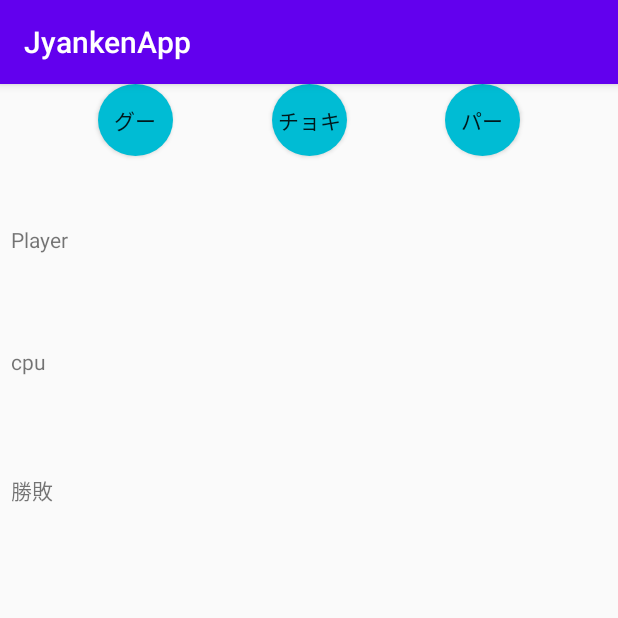
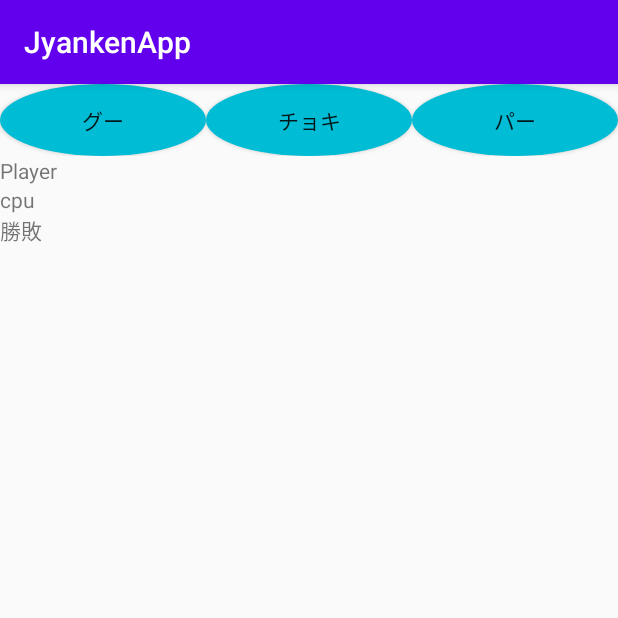
Before and after one commit to shinyama74/JyankenApp, an Android app: the screen it shows after launch (MainActivity), on a phone screen of 412 x 824 dp, the top half of it. Run offline under Robolectric (Android 15) with nearby library versions, the phone set to English and light mode, and no system bars.

Commit message:
jyankenApp save2

```diff
--- a/app/src/main/res/layout/activity_main.xml
+++ b/app/src/main/res/layout/activity_main.xml
@@ -6,69 +6,61 @@
     android:layout_height="match_parent"
     tools:context=".MainActivity">
 
-    <TextView
-        android:id="@+id/result"
-        android:layout_width="wrap_content"
-        android:layout_height="wrap_content"
-        android:layout_marginTop="65dp"
-        android:text="勝敗"
-        app:layout_constraintStart_toStartOf="@+id/cpu"
-        app:layout_constraintTop_toBottomOf="@+id/cpu" />
+    <LinearLayout
+        android:id="@+id/linearLayout"
+        android:layout_width="match_parent"
+        android:layout_height="match_parent"
+        android:orientation="vertical">
 
-    <TextView
-        android:id="@+id/cpu"
-        android:layout_width="wrap_content"
-        android:layout_height="wrap_content"
-        android:layout_marginTop="175dp"
-        android:text="cpu"
-        app:layout_constraintStart_toStartOf="@+id/Player"
-        app:layout_constraintTop_toTopOf="parent" />
+        <LinearLayout
+            android:layout_width="match_parent"
+            android:layout_height="wrap_content"
+            android:orientation="horizontal">
 
-    <TextView
-        android:id="@+id/Player"
-        android:layout_width="wrap_content"
-        android:layout_height="wrap_content"
-        android:layout_marginStart="7dp"
-        android:layout_marginTop="94dp"
-        android:layout_marginBottom="81dp"
-        android:text="Player"
-        app:layout_constraintBottom_toBottomOf="@+id/cpu"
-        app:layout_constraintStart_toStartOf="parent"
-        app:layout_constraintTop_toTopOf="parent" />
+            <Button
+                android:id="@+id/gooButton"
+                android:layout_width="0dp"
+                android:layout_height="wrap_content"
+                android:layout_weight="1"
+                android:background="@drawable/background_circle"
+                android:text="グー" />
 
-    <Button
-        android:id="@+id/paaButton"
-        android:layout_width="50dp"
-        android:layout_height="0dp"
-        android:background="@drawable/background_circle"
-        android:text="パー"
-        app:layout_constraintEnd_toEndOf="parent"
-        app:layout_constraintHorizontal_bias="0.5"
-        app:layout_constraintStart_toEndOf="@+id/chokiButton"
-        app:layout_constraintTop_toTopOf="parent" />
+            <Button
+                android:id="@+id/chokiButton"
+                android:layout_width="0dp"
+                android:layout_height="wrap_content"
+                android:layout_weight="1"
+                android:background="@drawable/background_circle"
+                android:text="チョキ" />
 
-    <Button
-        android:id="@+id/chokiButton"
-        android:layout_width="50dp"
-        android:layout_height="0dp"
-        android:background="@drawable/background_circle"
-        android:text="チョキ"
-        app:layout_constraintBottom_toBottomOf="@+id/paaButton"
-        app:layout_constraintEnd_toStartOf="@+id/paaButton"
-        app:layout_constraintHorizontal_bias="0.5"
-        app:layout_constraintStart_toEndOf="@+id/gooButton"
-        app:layout_constraintTop_toTopOf="parent" />
+            <Button
+                android:id="@+id/paaButton"
+                android:layout_width="0dp"
+                android:layout_height="wrap_content"
+                android:layout_weight="1"
+                android:background="@drawable/background_circle"
+                android:text="パー" />
 
-    <Button
-        android:id="@+id/gooButton"
-        android:layout_width="50dp"
-        android:layout_height="0dp"
-        android:background="@drawable/background_circle"
-        android:text="グー"
-        app:layout_constraintBottom_toBottomOf="@+id/chokiButton"
-        app:layout_constraintEnd_toStartOf="@+id/chokiButton"
-        app:layout_constraintHorizontal_bias="0.5"
-        app:layout_constraintStart_toStartOf="parent"
-        app:layout_constraintTop_toTopOf="parent" />
+        </LinearLayout>
+
+        <TextView
+            android:id="@+id/Player"
+            android:layout_width="match_parent"
+            android:layout_height="wrap_content"
+            android:text="Player" />
+
+        <TextView
+            android:id="@+id/cpu"
+            android:layout_width="match_parent"
+            android:layout_height="wrap_content"
+            android:text="cpu" />
+
+        <TextView
+            android:id="@+id/result"
+            android:layout_width="match_parent"
+            android:layout_height="wrap_content"
+            android:text="勝敗" />
+
+    </LinearLayout>
 
 </androidx.constraintlayout.widget.ConstraintLayout>
```
